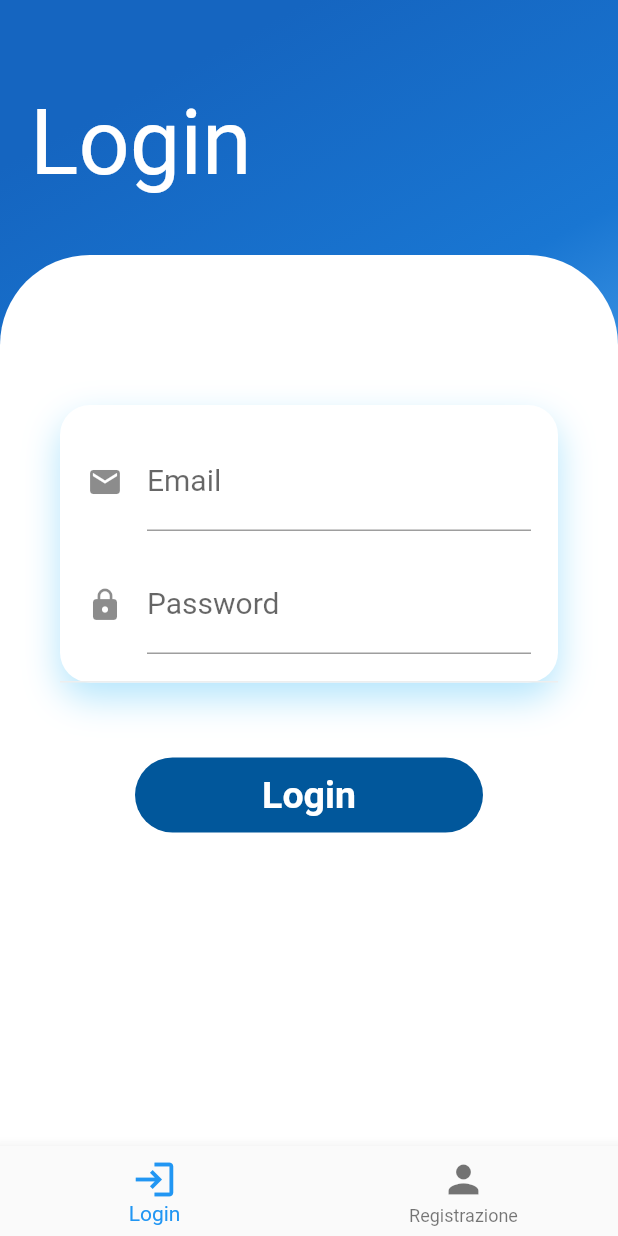
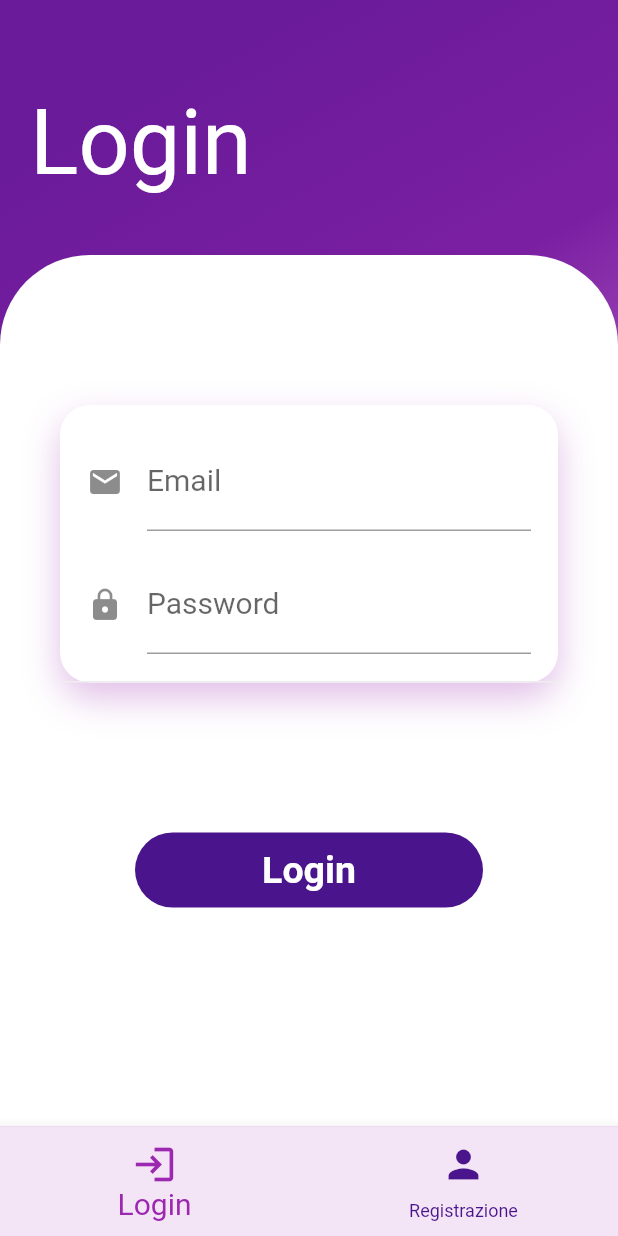
Before and after one commit to andreadeluna/ProgettoASPDM, a Flutter app: the InitialPage screen opened by its route, on a phone screen of 412 x 824 dp. Run offline on Flutter 3.47's test engine with Material 2 defaults, Android fonts, the light colour scheme and no system bars; our stand-ins replace cloud_firestore, firebase_auth, firebase_core, random_string; accounts and stored records are empty.

Commit message:
Modifica lo stile della schermata di login

```diff
--- a/lib/initial_page.dart
+++ b/lib/initial_page.dart
@@ -21,7 +21,11 @@ class _InitialPageState extends State<InitialPage> {
 
     return Scaffold(
       bottomNavigationBar: BottomNavigationBar(
-        backgroundColor: Colors.lightBlue[40],
+        backgroundColor: Colors.purple[50],
+        type: BottomNavigationBarType.fixed,
+        unselectedItemColor: Colors.purple[900],
+        selectedItemColor: Colors.purple,
+        selectedFontSize: 20,
         currentIndex: currentIndex,
         onTap: (index) {
           //debugPrint("Tab $index selected");
--- a/lib/login.dart
+++ b/lib/login.dart
@@ -28,6 +28,16 @@ class _LoginState extends State<Login> {
     return WillPopScope(
       onWillPop: () async => false,
       child: MaterialApp(
+        theme: ThemeData(
+            primarySwatch: Colors.deepPurple,
+            inputDecorationTheme: const InputDecorationTheme(
+                focusedBorder: UnderlineInputBorder(
+                    borderSide: BorderSide(
+                      color: Colors.purple,
+                    )
+                )
+            )
+        ),
         home: Scaffold(
           resizeToAvoidBottomInset: false,
           body: Container(
@@ -37,9 +47,9 @@ class _LoginState extends State<Login> {
               gradient: LinearGradient(
                 begin: Alignment.topCenter,
                 colors: [
-                  Colors.blue[800]!,
-                  Colors.blue[700]!,
-                  Colors.blue[300]!,
+                  Colors.purple[800]!,
+                  Colors.purple[700]!,
+                  Colors.purple[300]!,
                 ],
               ),
             ),
@@ -85,7 +95,7 @@ class _LoginState extends State<Login> {
                                 borderRadius: BorderRadius.circular(20),
                                 boxShadow: [
                                   BoxShadow(
-                                    color: Colors.lightBlue[100]!,
+                                    color: Colors.purple[100]!,
                                     blurRadius: 20,
                                     offset: const Offset(0, 10),
                                   )
@@ -114,6 +124,7 @@ class _LoginState extends State<Login> {
                                                 controller: emailController,
                                                 decoration: const InputDecoration(
                                                   labelText: "Email",
+                                                  fillColor: Colors.red,
                                                   icon: Icon(Icons.mail),
                                                 ),
                                               ),
@@ -138,7 +149,7 @@ class _LoginState extends State<Login> {
                                 ],
                               ),
                             ),
-                            const SizedBox(height: 50),
+                            const SizedBox(height: 100),
                             GestureDetector(
                               onTap: () {
                                 authService
@@ -179,7 +190,7 @@ class _LoginState extends State<Login> {
                                 margin: const EdgeInsets.symmetric(horizontal: 50),
                                 decoration: BoxDecoration(
                                     borderRadius: BorderRadius.circular(50),
-                                    color: Colors.lightBlue[900]),
+                                    color: Colors.purple[900]),
                                 child: const Center(
                                   child: Text(
                                     "Login",
```
Also changed, not shown: lib/splashscreen.dart (+13 -3 lines).
